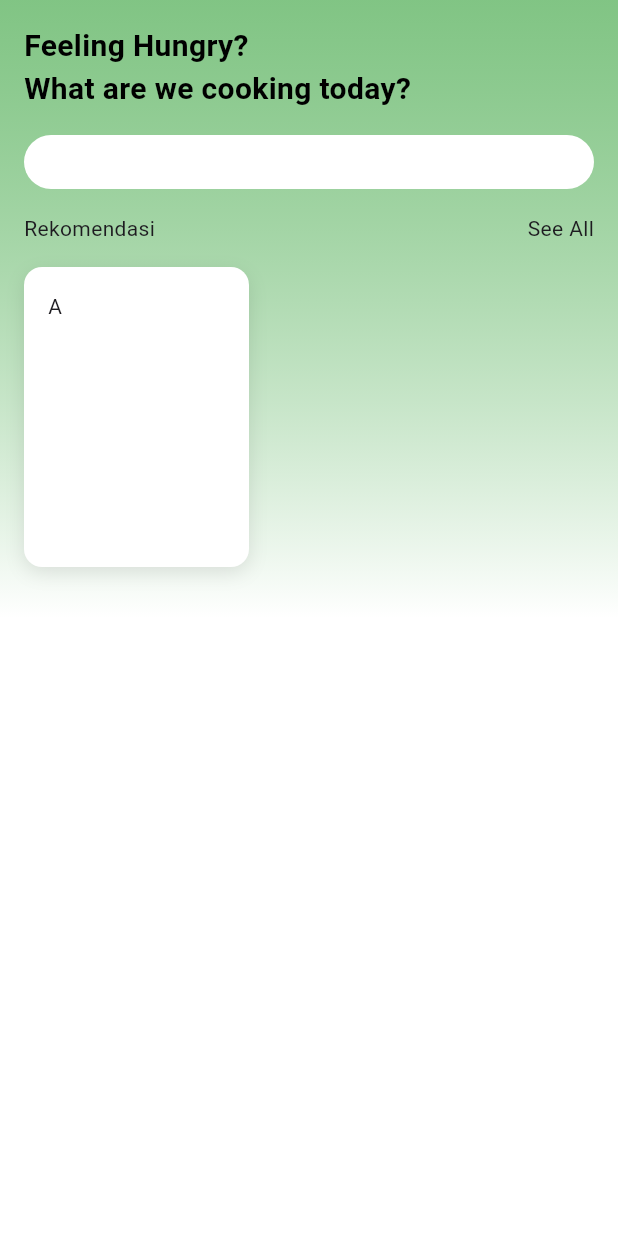
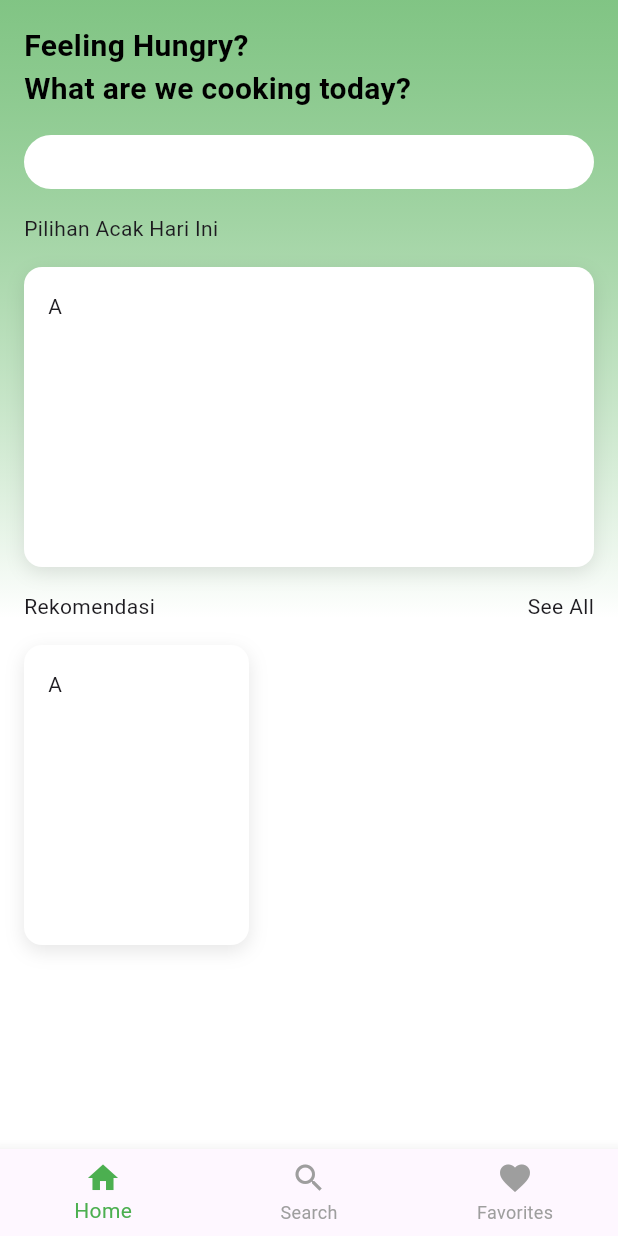
Before and after one commit to lintanganugerah/FoodieFind, a Flutter app: the screen it shows after launch, on a phone screen of 412 x 824 dp. Run offline on Flutter 3.47's test engine with Material 3 defaults, Android fonts, the phone set to English and light mode, and no system bars.

Commit message:
Homescreen dummy done, add bottom navigation bar and navigation screen works!

```diff
--- a/lib/main.dart
+++ b/lib/main.dart
@@ -1,5 +1,6 @@
 import 'package:flutter/material.dart';
 import 'package:flutter_foodiefind/pages/home_screen.dart';
+import 'package:flutter_foodiefind/widgets/app_bottom_navbar.dart';
 
 void main() {
   runApp(const MyApp());
@@ -16,7 +17,16 @@ class MyApp extends StatelessWidget {
       theme: ThemeData(
         colorScheme: ColorScheme.fromSeed(seedColor: Colors.deepPurple),
       ),
-      home: const HomeScreen(),
+      //Supaya ukuran font tetap konsisten meskipun settingan ukuran font sistem berbeda
+      builder: (BuildContext context, Widget? child) {
+        return MediaQuery(
+          data: MediaQuery.of(
+            context,
+          ).copyWith(textScaler: TextScaler.linear(1.0)),
+          child: child!,
+        );
+      },
+      home: AppBottomNavbar(),
     );
   }
 }
--- /dev/null
+++ b/lib/pages/favorite_screen.dart
@@ -0,0 +1,15 @@
+import 'package:flutter/material.dart';
+
+class FavoriteScreen extends StatefulWidget {
+  const FavoriteScreen({super.key});
+
+  @override
+  State<FavoriteScreen> createState() => _FavoriteScreenState();
+}
+
+class _FavoriteScreenState extends State<FavoriteScreen> {
+  @override
+  Widget build(BuildContext context) {
+    return Scaffold(body: Center(child: Text("Favorite Screen")));
+  }
+}
--- a/lib/pages/home_screen.dart
+++ b/lib/pages/home_screen.dart
@@ -1,6 +1,6 @@
 import 'package:flutter/material.dart';
-import 'package:flutter_foodiefind/components/bold_text.dart';
-import 'package:flutter_foodiefind/components/card.dart';
+import 'package:flutter_foodiefind/widgets/bold_text.dart';
+import 'package:flutter_foodiefind/widgets/card.dart';
 
 class HomeScreen extends StatefulWidget {
   const HomeScreen({super.key});
@@ -12,8 +12,13 @@ class HomeScreen extends StatefulWidget {
 class _HomeScreenState extends State<HomeScreen> {
   @override
   Widget build(BuildContext context) {
-    return Scaffold(
-      body: Container(
+    return SafeArea(
+      child: SingleChildScrollView(
+        child: ConstrainedBox(
+          constraints: BoxConstraints(
+            minHeight: MediaQuery.of(context).size.height,
+          ),
+          child: Container(
             alignment: Alignment.topLeft,
             width: double.infinity,
             padding: EdgeInsets.all(16),
@@ -34,8 +39,10 @@ class _HomeScreenState extends State<HomeScreen> {
               children: [
                 const BoldText(text: 'Feeling Hungry?', size: 20),
                 const BoldText(text: "What are we cooking today?", size: 20),
+                //DIVIDER
+                SizedBox(height: 16),
+                //Search Bar
                 Container(
-              margin: EdgeInsets.symmetric(vertical: 16),
                   width: double.infinity,
                   height: 36,
                   decoration: BoxDecoration(
@@ -43,6 +50,33 @@ class _HomeScreenState extends State<HomeScreen> {
                     color: Colors.white,
                   ),
                 ),
+                //DIVIDER
+                SizedBox(height: 16),
+                //Random Pick Of the day section
+                Column(
+                  crossAxisAlignment: CrossAxisAlignment.start,
+                  spacing: 16,
+                  children: [
+                    const Text("Pilihan Acak Hari Ini"),
+                    Row(
+                      children: [
+                        Expanded(
+                          child: CardContainer(
+                            isShadow: true,
+                            child: Column(
+                              crossAxisAlignment: CrossAxisAlignment.start,
+                              mainAxisAlignment: MainAxisAlignment.start,
+                              children: [const Text("A")],
+                            ),
+                          ),
+                        ),
+                      ],
+                    ),
+                  ],
+                ),
+                //DIVIDER
+                SizedBox(height: 16),
+                //Rekomendasi Section
                 Column(
                   crossAxisAlignment: CrossAxisAlignment.start,
                   mainAxisAlignment: MainAxisAlignment.start,
@@ -50,7 +84,10 @@ class _HomeScreenState extends State<HomeScreen> {
                   children: [
                     Row(
                       mainAxisAlignment: MainAxisAlignment.spaceBetween,
-                  children: [const Text("Rekomendasi"), const Text("See All")],
+                      children: [
+                        const Text("Rekomendasi"),
+                        const Text("See All"),
+                      ],
                     ),
                     Row(
                       crossAxisAlignment: CrossAxisAlignment.start,
@@ -72,6 +109,8 @@ class _HomeScreenState extends State<HomeScreen> {
               ],
             ),
           ),
+        ),
+      ),
     );
   }
 }
--- /dev/null
+++ b/lib/pages/search_screen.dart
@@ -0,0 +1,10 @@
+import 'package:flutter/material.dart';
+
+class SearchScreen extends StatelessWidget {
+  const SearchScreen({super.key});
+
+  @override
+  Widget build(BuildContext context) {
+    return Scaffold(body: Center(child: Text("Search Screen")));
+  }
+}
--- /dev/null
+++ b/lib/widgets/app_bottom_navbar.dart
@@ -0,0 +1,49 @@
+import 'package:flutter/material.dart';
+import 'package:flutter_foodiefind/pages/favorite_screen.dart';
+import 'package:flutter_foodiefind/pages/home_screen.dart';
+import 'package:flutter_foodiefind/pages/search_screen.dart';
+
+class AppBottomNavbar extends StatefulWidget {
+  const AppBottomNavbar({super.key});
+
+  @override
+  State<AppBottomNavbar> createState() => _AppBottomNavbarState();
+}
+
+class _AppBottomNavbarState extends State<AppBottomNavbar> {
+  int _selectedIndex = 0;
+
+  static const List<Widget> _screens = <Widget>[
+    HomeScreen(),
+    SearchScreen(),
+    FavoriteScreen(),
+  ];
+
+  void _onItemTapped(int index) {
+    setState(() {
+      _selectedIndex = index;
+    });
+  }
+
+  @override
+  Widget build(BuildContext context) {
+    return Scaffold(
+      body: _screens[_selectedIndex],
+      bottomNavigationBar: BottomNavigationBar(
+        currentIndex: _selectedIndex,
+        onTap: _onItemTapped,
+        selectedItemColor: Colors.green,
+        unselectedItemColor: Colors.grey,
+        showUnselectedLabels: true,
+        items: const [
+          BottomNavigationBarItem(icon: Icon(Icons.home), label: 'Home'),
+          BottomNavigationBarItem(icon: Icon(Icons.search), label: 'Search'),
+          BottomNavigationBarItem(
+            icon: Icon(Icons.favorite),
+            label: 'Favorites',
+          ),
+        ],
+      ),
+    );
+  }
+}
```
Also changed, not shown: lib/widgets/bold_text.dart (renamed from lib/components/bold_text.dart), lib/widgets/card.dart (renamed from lib/components/card.dart). Lines whose indentation alone changed are shown as unchanged.
